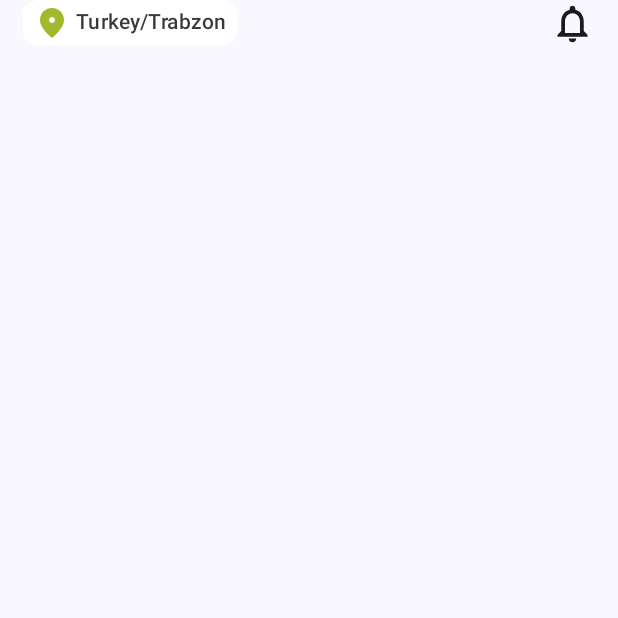
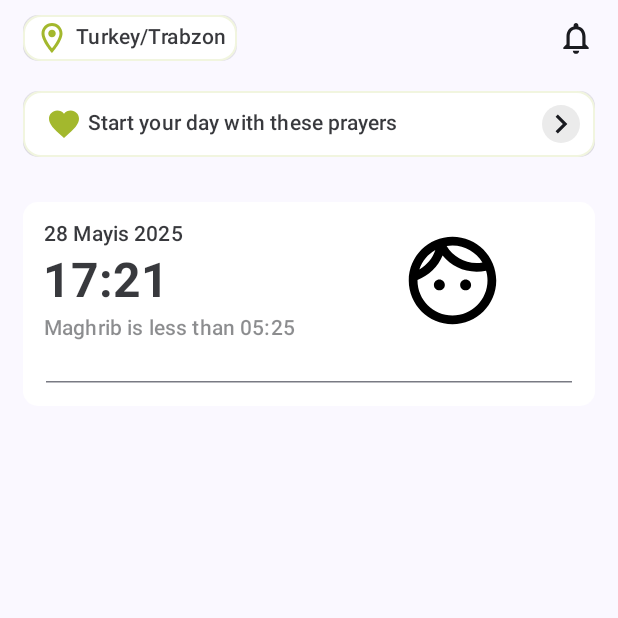
Before and after one commit to barmex61/PrayTimes, an Android app built with Jetpack Compose: the screen it shows after launch (MainActivity), on a phone screen of 412 x 824 dp, the top half of it. Run offline under Robolectric (Android 15) with nearby library versions, the phone set to English and light mode, and no system bars; our stand-ins replace Dagger/Hilt's generated code.

Commit message:
arayüz güncellemesi

```diff
--- a/app/src/main/java/com/fatih/namazvakitleri/domain/model/PrayTimes.kt
+++ b/app/src/main/java/com/fatih/namazvakitleri/domain/model/PrayTimes.kt
@@ -1,10 +1,10 @@
 package com.fatih.namazvakitleri.domain.model
 
 data class PrayTimes(
-    val morning : String,
-    val sunrise : String,
-    val noon : String,
-    val afternoon : String,
-    val evening : String,
-    val night : String
+    val morning : Pair<String,String>,
+    val sunrise :  Pair<String,String>,
+    val noon :  Pair<String,String>,
+    val afternoon :  Pair<String,String>,
+    val evening :  Pair<String,String>,
+    val night :  Pair<String,String>,
 )
--- a/app/src/main/java/com/fatih/namazvakitleri/presentation/ui/MainActivity.kt
+++ b/app/src/main/java/com/fatih/namazvakitleri/presentation/ui/MainActivity.kt
@@ -4,46 +4,48 @@ import android.os.Bundle
 import androidx.activity.ComponentActivity
 import androidx.activity.compose.setContent
 import androidx.activity.enableEdgeToEdge
+import androidx.compose.foundation.BorderStroke
+import androidx.compose.foundation.Image
 import androidx.compose.foundation.background
+import androidx.compose.foundation.clickable
 import androidx.compose.foundation.layout.Arrangement
 import androidx.compose.foundation.layout.Box
-import androidx.compose.foundation.layout.PaddingValues
+import androidx.compose.foundation.layout.Column
 import androidx.compose.foundation.layout.Row
-import androidx.compose.foundation.layout.Spacer
-import androidx.compose.foundation.layout.calculateEndPadding
-import androidx.compose.foundation.layout.calculateStartPadding
-import androidx.compose.foundation.layout.fillMaxHeight
 import androidx.compose.foundation.layout.fillMaxSize
 import androidx.compose.foundation.layout.fillMaxWidth
 import androidx.compose.foundation.layout.height
 import androidx.compose.foundation.layout.padding
 import androidx.compose.foundation.layout.size
-import androidx.compose.foundation.layout.width
 import androidx.compose.foundation.shape.RoundedCornerShape
 import androidx.compose.material.icons.Icons
-import androidx.compose.material.icons.filled.LocationOn
-import androidx.compose.material.icons.filled.Notifications
+import androidx.compose.material.icons.automirrored.outlined.KeyboardArrowRight
+import androidx.compose.material.icons.outlined.Face
+import androidx.compose.material.icons.outlined.Favorite
+import androidx.compose.material.icons.outlined.LocationOn
 import androidx.compose.material.icons.outlined.Notifications
-import androidx.compose.material.icons.rounded.LocationOn
-import androidx.compose.material.icons.rounded.Notifications
+import androidx.compose.material3.Card
+import androidx.compose.material3.CardDefaults
+import androidx.compose.material3.Divider
+import androidx.compose.material3.HorizontalDivider
 import androidx.compose.material3.Icon
 import androidx.compose.material3.LocalContentColor
 import androidx.compose.material3.MaterialTheme
 import androidx.compose.material3.Scaffold
-import androidx.compose.material3.Surface
 import androidx.compose.material3.Text
 import androidx.compose.runtime.Composable
-import androidx.compose.runtime.LaunchedEffect
-import androidx.compose.runtime.collectAsState
 import androidx.compose.ui.Alignment
 import androidx.compose.ui.Modifier
+import androidx.compose.ui.draw.clip
 import androidx.compose.ui.graphics.Color
-import androidx.compose.ui.platform.LocalLayoutDirection
+import androidx.compose.ui.graphics.vector.ImageVector
+import androidx.compose.ui.text.font.FontWeight
 import androidx.compose.ui.text.style.TextAlign
 import androidx.compose.ui.tooling.preview.Preview
+import androidx.compose.ui.unit.Dp
 import androidx.compose.ui.unit.dp
-import androidx.hilt.navigation.compose.hiltViewModel
-import com.fatih.namazvakitleri.presentation.main_screen.viewmodel.MainScreenViewModel
+import com.fatih.namazvakitleri.domain.model.PrayTimes
+import com.fatih.namazvakitleri.presentation.ui.theme.IconBackGroundColor
 import com.fatih.namazvakitleri.presentation.ui.theme.IconColor
 import com.fatih.namazvakitleri.presentation.ui.theme.NamazVakitleriTheme
 import com.fatih.namazvakitleri.util.LatLong
@@ -60,10 +62,20 @@ class MainActivity : ComponentActivity() {
                 Scaffold(modifier = Modifier.fillMaxSize()) { innerPadding ->
                     println(innerPadding)
                     Box(
-                        modifier = Modifier.background(MaterialTheme.colorScheme.background).padding(15.dp, innerPadding.calculateTopPadding() , 15.dp, innerPadding.calculateBottomPadding()),
+                        modifier = Modifier
+                            .background(MaterialTheme.colorScheme.background)
+                            .padding(
+                                15.dp,
+                                innerPadding.calculateTopPadding() + 10.dp,
+                                15.dp,
+                                innerPadding.calculateBottomPadding()
+                            ),
 
                     ) {
-                        MainScreenTopBar()
+                        Column {
+                            TopBarItems()
+                            PrayScheduleColumn(Modifier.padding(top = 30.dp).background(Color.White, RoundedCornerShape(10.dp)))
+                        }
                     }
                 }
             }
@@ -72,25 +84,114 @@ class MainActivity : ComponentActivity() {
 }
 
 @Composable
-fun MainScreenTopBar() {
-    Box (modifier = Modifier.background(Color.Transparent).fillMaxWidth(1f), contentAlignment = Alignment.CenterStart) {
-        Surface(
-            tonalElevation = 3.dp,
-            shape = RoundedCornerShape(10.dp),
-            color = Color.White,
+fun PrayScheduleColumn(modifier: Modifier = Modifier) {
+    Column(modifier = modifier) {
+        Row (horizontalArrangement = Arrangement.Center, verticalAlignment = Alignment.CenterVertically){
+            Column(modifier = Modifier.padding(10.dp), verticalArrangement = Arrangement.Center) {
+                Text(
+                    modifier = Modifier.padding(start = 3.dp, top = 1.dp),
+                    text = "28 Mayis 2025",
+                    style = MaterialTheme.typography.labelLarge,
+                    color = LocalContentColor.current.copy(alpha = 0.87f),
+                    maxLines = 1,
+                    softWrap = false,
+                    textAlign = TextAlign.Center
+                )
+                Text(
+                    modifier = Modifier.padding(start = 3.dp, top = 1.dp),
+                    text = "17:21",
+                    style = MaterialTheme.typography.headlineLarge,
+                    color = LocalContentColor.current.copy(alpha = 0.87f),
+                    fontWeight = FontWeight.Bold,
+                    maxLines = 1,
+                    softWrap = false,
+                    textAlign = TextAlign.Center
+                )
+                Text(
+                    text = "Maghrib is less than 05:25",
+                    modifier = Modifier.padding(start = 3.dp, top = 1.dp),
+                    style = MaterialTheme.typography.labelLarge,
+                    color = LocalContentColor.current.copy(alpha = 0.5f),
+                    maxLines = 1,
+                    softWrap = false,
+                    textAlign = TextAlign.Center
+                )
+            }
+            Image(
+                modifier = Modifier.weight(1f).height(70.dp),
+                imageVector = Icons.Outlined.Face,
+                contentDescription = "Remain Time")
+        }
+        HorizontalDivider(Modifier.padding(15.dp))
+        val prayTimes = PrayTimes(
+                Pair("Morning","06.15"),
+                Pair("Sunrise","07.00"),
+                Pair("Noon","12.00"),
+                Pair("Afternoon","18.00"),
+                Pair("Evening","19.00"),
+                Pair("Night","20.00"))
+
+        Row {
+
+        }
+    }
+}
+
+@Composable
+fun TopBarItems() {
+    RowWithIcons(
+        boxModifier = Modifier.fillMaxWidth(),
+        rowModifier = Modifier.padding(start = 7.dp, end = 7.dp, top = 3.dp, bottom = 3.dp),
+        text = "Turkey/Trabzon",
+        leadingIcon = Icons.Outlined.LocationOn,
+        endIcon = Icons.Outlined.Notifications,
+        endIconBackgroundEnabled = false
+    )
+    RowWithIcons(
+        boxModifier = Modifier
+            .fillMaxWidth()
+            .padding(top = 20.dp),
+        cardModifier = Modifier.fillMaxWidth(),
+        rowModifier = Modifier.padding(start = 15.dp, end = 15.dp, top = 10.dp, bottom = 10.dp),
+        text = "Start your day with these prayers",
+        leadingIcon = Icons.Outlined.Favorite,
+        endIcon = Icons.AutoMirrored.Outlined.KeyboardArrowRight,
+        endIconBackgroundEnabled = true,
+        endIconPaddingEndPadding = 10.dp
+    )
+}
+
+@Composable
+fun RowWithIcons(
+    boxModifier: Modifier,
+    cardModifier: Modifier = Modifier,
+    rowModifier: Modifier,
+    text: String,
+    leadingIcon: ImageVector,
+    endIcon: ImageVector,
+    endIconBackgroundEnabled: Boolean = false,
+    endIconPaddingEndPadding: Dp = 0.dp,
+) {
+
+    Box (modifier = boxModifier, contentAlignment = Alignment.CenterStart) {
+        Card (
+            modifier = cardModifier.clip(RoundedCornerShape(10.dp)).clickable {  },
+            colors = CardDefaults.cardColors(containerColor = Color.White),
+            elevation = CardDefaults.cardElevation(10.dp),
+            border = BorderStroke(1.dp, IconColor.copy(alpha = 0.15f)),
         )
         {
             Row(
-                modifier = Modifier.padding(start = 7.dp, end = 7.dp, top = 3.dp, bottom = 3.dp)
+                modifier = rowModifier
             ) {
                 Icon(
-                    imageVector = Icons.Rounded.LocationOn,
+                    imageVector = leadingIcon,
                     contentDescription = "Location Icon",
                     tint = IconColor
                 )
                 Text(
                     modifier = Modifier.padding(start = 3.dp, top = 1.dp),
-                    text = "Turkey/Trabzon",
+                    text = text,
                     style = MaterialTheme.typography.labelLarge,
                     color = LocalContentColor.current.copy(alpha = 0.87f),
                     maxLines = 1,
@@ -99,7 +200,18 @@ fun MainScreenTopBar() {
                 )
             }
         }
-        Icon(modifier = Modifier.align(Alignment.CenterEnd).size(30.dp), imageVector = Icons.Outlined.Notifications, contentDescription = "Notification Icon")
+        Icon(
+            modifier = Modifier
+                .padding(end = endIconPaddingEndPadding)
+                .background(
+                    shape = RoundedCornerShape(15.dp),
+                    color = if (endIconBackgroundEnabled) IconBackGroundColor else Color.Transparent
+                )
+                .align(Alignment.CenterEnd)
+                .size(25.dp),
+            imageVector = endIcon,
+            contentDescription = "Notification Icon"
+        )
     }
 }
 
@@ -108,6 +220,16 @@ fun MainScreenTopBar() {
 @Composable
 fun GreetingPreview() {
     NamazVakitleriTheme {
-        MainScreenTopBar()
+        Box(
+            modifier = Modifier
+                .background(MaterialTheme.colorScheme.background)
+                .padding(15.dp, 20.dp, 15.dp, 20.dp),
+
+            ) {
+            Column {
+                TopBarItems()
+                PrayScheduleColumn(Modifier.fillMaxWidth().padding(top = 30.dp).background(Color.White, RoundedCornerShape(10.dp)))
+            }
+        }
     }
 }
--- a/app/src/main/java/com/fatih/namazvakitleri/presentation/ui/theme/Color.kt
+++ b/app/src/main/java/com/fatih/namazvakitleri/presentation/ui/theme/Color.kt
@@ -21,3 +21,4 @@ val MyBlue = Color(0xFF2196F3)
 val MyGreen = Color(0xFF4CAF50)
 
 val IconColor = Color(0xFFA3B82D)
+val IconBackGroundColor = Color(0xFFEBEBEB)
--- a/app/src/main/java/com/fatih/namazvakitleri/util/DTOConverter.kt
+++ b/app/src/main/java/com/fatih/namazvakitleri/util/DTOConverter.kt
@@ -13,10 +13,10 @@ fun DailyPrayResponseDTO.toDailyPrayResponse() : DailyPrayResponse =
 fun PrayDataDTO.toPrayData() : PrayData = PrayData(prayTimes = this.timings.toPrayTimes() )
 
 fun PrayTimesDTO.toPrayTimes() : PrayTimes = PrayTimes(
-    morning = this.Asr,
-    sunrise = this.Sunrise,
-    noon = this.Dhuhr,
-    afternoon = this.Asr,
-    evening = this.Maghrib,
-    night = this.Isha
+    morning = Pair("Morning",this.Fajr) ,
+    sunrise = Pair("Sunrise",this.Sunrise),
+    noon = Pair("Noon",this.Dhuhr),
+    afternoon = Pair("Sabah",this.Asr),
+    evening = Pair("Sabah",this.Maghrib),
+    night = Pair("Sabah",this.Isha)
 )
```
